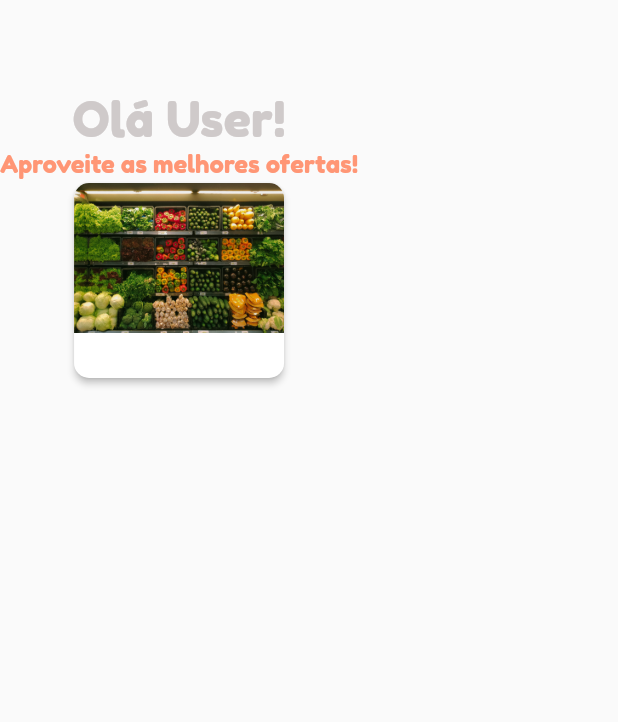
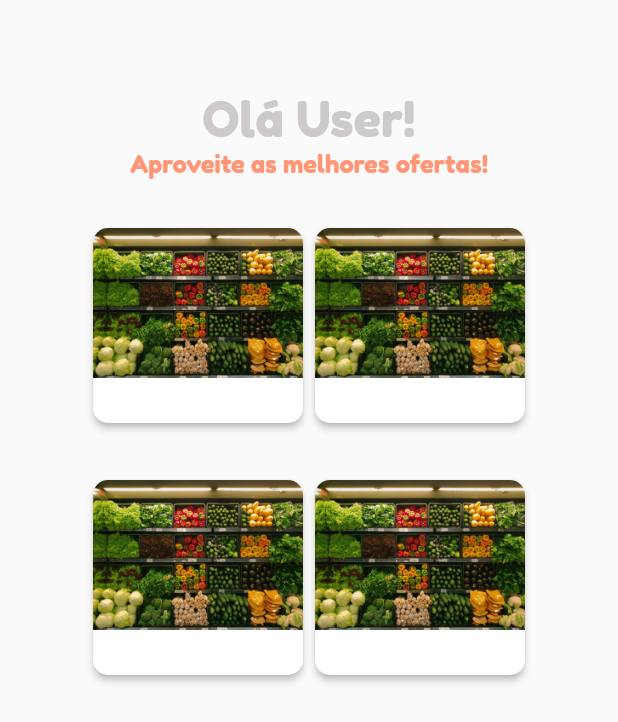
Before and after one commit to FelipeMaced0/simple_market, a Flutter app: the screen it shows after launch, on a phone screen of 412 x 824 dp. Shown: the top 722 px of the screen. Run offline on Flutter 3.47's test engine with Material 2 defaults, Android fonts, the phone set to English and light mode, and no system bars; our stand-ins replace flutter_svg.

Commit message:
feature: margin attribute added to card_img

```diff
--- a/lib/screens/home.dart
+++ b/lib/screens/home.dart
@@ -1,6 +1,8 @@
 import 'package:flutter/material.dart';
 import 'package:simple_market/constants/text_constants.dart';
 import 'package:simple_market/widgets/card_img.dart';
+
+const double padding_card = 30;
 
 class Home extends StatefulWidget {
   Home({Key? key}) : super(key: key);
@@ -13,11 +15,11 @@ class _HomeState extends State<Home> {
   @override
   Widget build(BuildContext context) {
     return Scaffold(
-      body: Column(
-        children: [
-          Container(
+      body: Center(
+        child: Container(
           margin: const EdgeInsets.fromLTRB(0, 60, 0, 0),
           child: Column(
+            crossAxisAlignment: CrossAxisAlignment.center,
             children: [
               Text(
                 "Olá User!",
@@ -29,17 +31,67 @@ class _HomeState extends State<Home> {
                 style: defaultTextStyle.copyWith(
                     fontSize: 16, color: const Color(0xFFFF9675)),
               ),
-                const CardImg(
+              Container(
+                margin: const EdgeInsets.only(top: 30),
+                child: Column(
+                  children: [
+                    Row(
+                      mainAxisAlignment: MainAxisAlignment.center,
+                      children: const [
+                        CardImg(
                           width: 140,
                           height: 100,
                           quarterTurns: 0,
-                  child: SizedBox(width: 140, height: 30,),
+                          margin: EdgeInsets.only(bottom: padding_card),
+                          child: SizedBox(
+                            width: 140,
+                            height: 30,
                           ),
+                        ),
+                        CardImg(
+                          width: 140,
+                          height: 100,
+                          quarterTurns: 0,
+                          margin: EdgeInsets.only(bottom: padding_card),
+                          child: SizedBox(
+                            width: 140,
+                            height: 30,
+                          ),
+                        ),
+                      ],
+                    ),
+                    Row(
+                      mainAxisAlignment: MainAxisAlignment.center,
+                      children: const [
+                        CardImg(
+                          width: 140,
+                          height: 100,
+                          quarterTurns: 0,
+                          margin: EdgeInsets.only(bottom: padding_card),
+                          child: SizedBox(
+                            width: 140,
+                            height: 30,
+                          ),
+                        ),
+                        CardImg(
+                          width: 140,
+                          height: 100,
+                          quarterTurns: 0,
+                          margin: EdgeInsets.only(bottom: padding_card),
+                          child: SizedBox(
+                            width: 140,
+                            height: 30,
+                          ),
+                        ),
+                      ],
+                    )
                   ],
                 ),
               )
             ],
           ),
+        ),
+      ),
     );
   }
 }
--- a/lib/widgets/card_img.dart
+++ b/lib/widgets/card_img.dart
@@ -26,6 +26,8 @@ class CardImg extends StatefulWidget {
       this.quarterTurns = 0,
       this.width = 140,
       this.height = 100,
+      this.margin,
+      this.padding,
       required this.child,
     })
       : super(key: key);
@@ -34,6 +36,9 @@ class CardImg extends StatefulWidget {
   final double width;
   final double height;
   final Widget child;
+  final EdgeInsets? margin;
+  final EdgeInsets? padding;
+
 
   @override
   State<CardImg> createState() => _CardImgState();
@@ -46,8 +51,12 @@ class _CardImgState extends State<CardImg> {
     final double _width = widget.width;
     final double _height = widget.height;
     final Widget _child = widget.child;
-
-    return RotatedBox(
+    final EdgeInsets? _margin = widget.margin;
+    final EdgeInsets? _padding = widget.padding;
+    return Container(
+      margin: _margin,
+      padding: _padding,
+      child: RotatedBox(
         quarterTurns: _quarterTurns,
         child: Card(
           shape: RoundedRectangleBorder(
@@ -77,6 +86,7 @@ class _CardImgState extends State<CardImg> {
             ],
           ),
         ),
+      ),
     );
   }
 }
```
Lines whose indentation alone changed are shown as unchanged.
